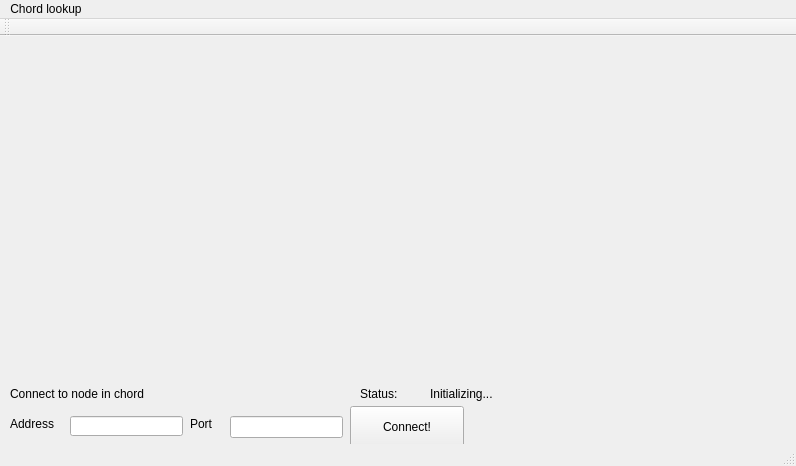
Above: finalProject/retspan/mainwindow.ui from CezarMocan/peerster before the change. Below: the same form after it.
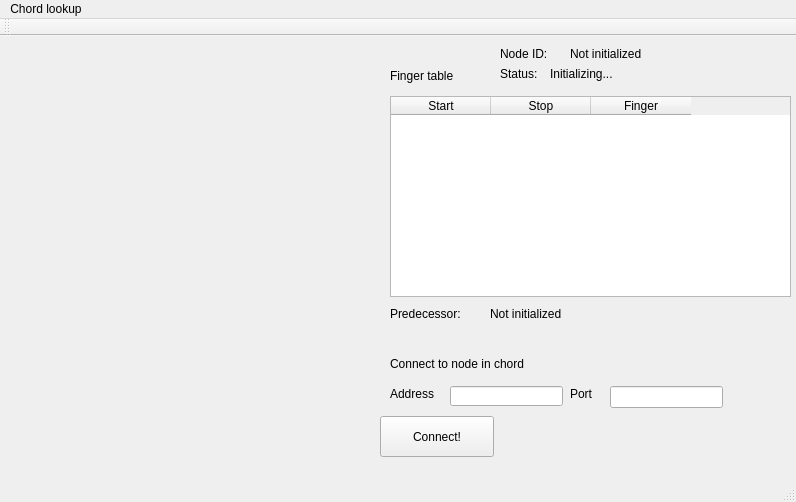
That is the form after the change.

Diff of the .ui file:
```diff
--- a/finalProject/retspan/mainwindow.ui
+++ b/finalProject/retspan/mainwindow.ui
@@ -7,7 +7,7 @@
     <x>0</x>
     <y>0</y>
     <width>796</width>
-    <height>466</height>
+    <height>502</height>
    </rect>
   </property>
   <property name="windowTitle">
@@ -17,8 +17,8 @@
    <widget class="QLineEdit" name="lineEditAddress">
     <property name="geometry">
      <rect>
-      <x>70</x>
-      <y>380</y>
+      <x>450</x>
+      <y>350</y>
       <width>113</width>
       <height>20</height>
      </rect>
@@ -27,8 +27,8 @@
    <widget class="QLineEdit" name="lineEditPort">
     <property name="geometry">
      <rect>
-      <x>230</x>
-      <y>380</y>
+      <x>610</x>
+      <y>350</y>
       <width>113</width>
       <height>22</height>
      </rect>
@@ -37,8 +37,8 @@
    <widget class="QPushButton" name="connectButton">
     <property name="geometry">
      <rect>
-      <x>350</x>
-      <y>370</y>
+      <x>380</x>
+      <y>380</y>
       <width>114</width>
       <height>41</height>
      </rect>
@@ -50,8 +50,8 @@
    <widget class="QLabel" name="label_3">
     <property name="geometry">
      <rect>
-      <x>10</x>
-      <y>350</y>
+      <x>390</x>
+      <y>320</y>
       <width>161</width>
       <height>16</height>
      </rect>
@@ -63,8 +63,8 @@
    <widget class="QLabel" name="label_4">
     <property name="geometry">
      <rect>
-      <x>10</x>
-      <y>380</y>
+      <x>390</x>
+      <y>350</y>
       <width>62</width>
       <height>16</height>
      </rect>
@@ -76,8 +76,8 @@
    <widget class="QLabel" name="label_5">
     <property name="geometry">
      <rect>
-      <x>190</x>
-      <y>380</y>
+      <x>570</x>
+      <y>350</y>
       <width>62</width>
       <height>16</height>
      </rect>
@@ -89,8 +89,8 @@
    <widget class="QLabel" name="label">
     <property name="geometry">
      <rect>
-      <x>360</x>
-      <y>350</y>
+      <x>500</x>
+      <y>30</y>
       <width>62</width>
       <height>16</height>
      </rect>
@@ -102,8 +102,8 @@
    <widget class="QLabel" name="labelStatus">
     <property name="geometry">
      <rect>
-      <x>430</x>
-      <y>350</y>
+      <x>550</x>
+      <y>30</y>
       <width>81</width>
       <height>16</height>
      </rect>
@@ -112,6 +112,96 @@
      <string>Initializing...</string>
     </property>
    </widget>
+   <widget class="QLabel" name="label_2">
+    <property name="geometry">
+     <rect>
+      <x>390</x>
+      <y>30</y>
+      <width>101</width>
+      <height>20</height>
+     </rect>
+    </property>
+    <property name="text">
+     <string>Finger table</string>
+    </property>
+   </widget>
+   <widget class="QTableWidget" name="tableWidgetFingerTable">
+    <property name="geometry">
+     <rect>
+      <x>390</x>
+      <y>60</y>
+      <width>401</width>
+      <height>201</height>
+     </rect>
+    </property>
+    <column>
+     <property name="text">
+      <string>Start</string>
+     </property>
+    </column>
+    <column>
+     <property name="text">
+      <string>Stop</string>
+     </property>
+    </column>
+    <column>
+     <property name="text">
+      <string>Finger</string>
+     </property>
+    </column>
+   </widget>
+   <widget class="QLabel" name="label_6">
+    <property name="geometry">
+     <rect>
+      <x>390</x>
+      <y>270</y>
+      <width>81</width>
+      <height>16</height>
+     </rect>
+    </property>
+    <property name="text">
+     <string>Predecessor: </string>
+    </property>
+   </widget>
+   <widget class="QLabel" name="labelPredecessor">
+    <property name="geometry">
+     <rect>
+      <x>490</x>
+      <y>270</y>
+      <width>211</width>
+      <height>16</height>
+     </rect>
+    </property>
+    <property name="text">
+     <string>Not initialized</string>
+    </property>
+   </widget>
+   <widget class="QLabel" name="label_7">
+    <property name="geometry">
+     <rect>
+      <x>500</x>
+      <y>10</y>
+      <width>62</width>
+      <height>16</height>
+     </rect>
+    </property>
+    <property name="text">
+     <string>Node ID:</string>
+    </property>
+   </widget>
+   <widget class="QLabel" name="labelNodeID">
+    <property name="geometry">
+     <rect>
+      <x>570</x>
+      <y>10</y>
+      <width>91</width>
+      <height>16</height>
+     </rect>
+    </property>
+    <property name="text">
+     <string>Not initialized</string>
+    </property>
+   </widget>
   </widget>
   <widget class="QMenuBar" name="menuBar">
    <property name="geometry">
```
